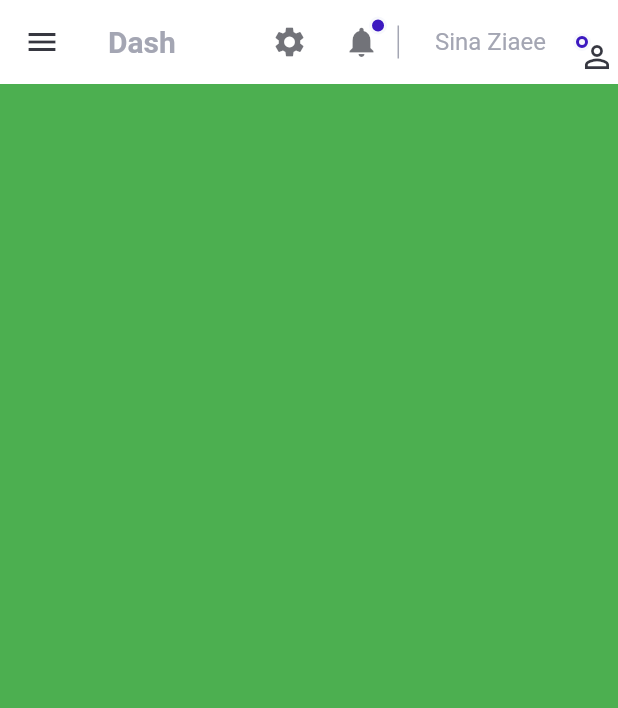
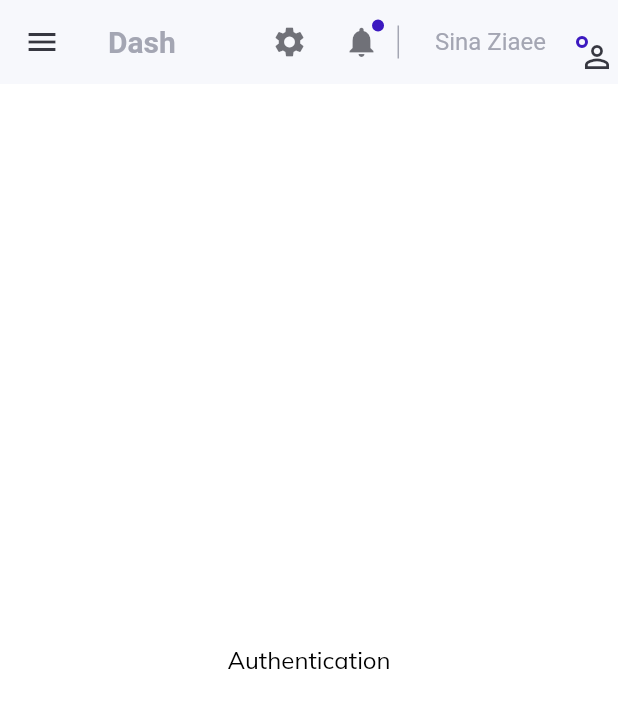
Before and after one commit to sinaziaee/tenat, a Flutter app: the screen it shows after launch, in the side drawer, after a tap on "Log Out", on a phone screen of 412 x 824 dp. Shown: the top 708 px of the screen. Run offline on Flutter 3.47's test engine with Material 2 defaults, Android fonts, the phone set to English and light mode, and no system bars; our stand-ins replace get, google_fonts; missing offline and left inert: graphview.

Commit message:
added screen routers and change the pages

```diff
--- a/lib/constants/controllers.dart
+++ b/lib/constants/controllers.dart
@@ -1,5 +1,7 @@
 // in here we define controller instances
 
 import 'package:tenat/controllers/menu_controller.dart';
+import 'package:tenat/controllers/navigation_controller.dart';
 
 MenuController menuController = MenuController.instance;
+NavigationController navigationController = NavigationController.instance;
--- /dev/null
+++ b/lib/controllers/navigation_controller.dart
@@ -0,0 +1,15 @@
+import 'package:flutter/cupertino.dart';
+import 'package:get/get.dart';
+
+class NavigationController extends GetxController{
+  static NavigationController instance = Get.find();
+  final GlobalKey<NavigatorState> navigateKey = GlobalKey(); // to use local navigator for app to know which navigator we're going to change screen
+
+  Future<dynamic> navigateTo(String route){
+    return navigateKey.currentState!.pushNamed(route); // adding null check to the target
+  }
+
+  goBack(){
+    return navigateKey.currentState!.pop();
+  }
+}
--- /dev/null
+++ b/lib/helpers/local_navigator.dart
@@ -0,0 +1,12 @@
+import 'package:flutter/material.dart';
+import 'package:tenat/constants/controllers.dart';
+import 'package:tenat/routing/router.dart';
+import 'package:tenat/routing/routes.dart';
+
+Navigator localNavigator() {
+  return Navigator(
+    key: navigationController.navigateKey,
+    initialRoute: OverViewPageRoute,
+    onGenerateRoute: generateRoute,
+  );
+}
--- a/lib/main.dart
+++ b/lib/main.dart
@@ -2,11 +2,13 @@ import 'package:flutter/material.dart';
 import 'package:get/get.dart';
 import 'package:google_fonts/google_fonts.dart';
 import 'package:tenat/controllers/menu_controller.dart';
+import 'package:tenat/controllers/navigation_controller.dart';
 
 import 'layout.dart';
 
 void main(){
   Get.put(MenuController());
+  Get.put(NavigationController());
   runApp(
     MyApp(),
   );
--- /dev/null
+++ b/lib/pages/authentication/authentication.dart
@@ -0,0 +1,15 @@
+import 'package:flutter/material.dart';
+import 'package:tenat/widgets/custom_text.dart';
+
+class AuthenticationPage extends StatelessWidget {
+  const AuthenticationPage({Key? key}) : super(key: key);
+
+  @override
+  Widget build(BuildContext context) {
+    return Center(
+      child: CustomText(
+        text: 'Authentication',
+      ),
+    );
+  }
+}
--- /dev/null
+++ b/lib/pages/overview/overview.dart
@@ -0,0 +1,15 @@
+import 'package:flutter/material.dart';
+import 'package:tenat/widgets/custom_text.dart';
+
+class OverViewPage extends StatelessWidget {
+  const OverViewPage({Key? key}) : super(key: key);
+
+  @override
+  Widget build(BuildContext context) {
+    return Center(
+      child: CustomText(
+        text: 'Overview',
+      ),
+    );
+  }
+}
--- /dev/null
+++ b/lib/routing/router.dart
@@ -0,0 +1,31 @@
+import 'package:flutter/material.dart';
+import 'package:tenat/pages/authentication/authentication.dart';
+import 'package:tenat/pages/clients/clients.dart';
+import 'package:tenat/pages/drivers/drivers.dart';
+import 'package:tenat/routing/routes.dart';
+import 'package:tenat/pages/overview/overview.dart';
+import 'package:tenat/routing/routes.dart';
+
+// returns
+Route<dynamic> generateRoute(RouteSettings settings) {
+  switch (settings.name) {
+    case OverViewPageRoute:
+      return getPageRoute(OverViewPage());
+    case DriversPageRoute:
+      return getPageRoute(DriversPage());
+    case ClientsPageRoute:
+      return getPageRoute(ClientsPage());
+    case AuthenticationPageRoute:
+      return getPageRoute(AuthenticationPage());
+    default:
+      return getPageRoute(OverViewPage());
+  }
+}
+
+PageRoute getPageRoute(Widget child) {
+  return MaterialPageRoute(
+    builder: (context) {
+      return child;
+    },
+  );
+}
--- a/lib/widgets/large_screen.dart
+++ b/lib/widgets/large_screen.dart
@@ -1,4 +1,5 @@
 import 'package:flutter/material.dart';
+import 'package:tenat/helpers/local_navigator.dart';
 
 import 'side_menu.dart';
 
@@ -15,9 +16,7 @@ class LargeScreen extends StatelessWidget {
         ),
         Expanded(
           flex: 5,
-          child: Container(
-            color: Colors.blue,
-          ),
+          child: localNavigator(),
         ),
       ],
     );
--- a/lib/widgets/side_menu.dart
+++ b/lib/widgets/side_menu.dart
@@ -77,7 +77,7 @@ class SideMenu extends StatelessWidget {
       color: light,
       child: ListView(
         children: [
-          if (ResponsiveWidget.isSmallScreen(context))
+          if (ResponsiveWidget.isSmallScreen(context)) ...[
             Column(
               children: [
                 SizedBox(
@@ -113,6 +113,7 @@ class SideMenu extends StatelessWidget {
             Divider(
               color: lightGrey.withOpacity(.1),
             ),
+          ],
           Column(
             mainAxisSize: MainAxisSize.min,
             children: [
@@ -128,6 +129,7 @@ class SideMenu extends StatelessWidget {
                       if (ResponsiveWidget.isSmallScreen(context)) {
                         Get.back();
                       }
+                      navigationController.navigateTo(itemName);
                     }
                   },
                 ),
--- a/lib/widgets/small_screen.dart
+++ b/lib/widgets/small_screen.dart
@@ -1,13 +1,11 @@
 import 'package:flutter/material.dart';
+import 'package:tenat/helpers/local_navigator.dart';
 
 class SmallScreen extends StatelessWidget {
   const SmallScreen({Key? key}) : super(key: key);
 
   @override
   Widget build(BuildContext context) {
-    return Container(
-      color: Colors.green,
-      constraints: BoxConstraints.expand(),
-    );
+    return localNavigator();
   }
 }
--- a/lib/widgets/top_nav_bar.dart
+++ b/lib/widgets/top_nav_bar.dart
@@ -106,7 +106,7 @@ AppBar topNavigationBar(BuildContext context, GlobalKey<ScaffoldState> key) {
       ],
     ),
     elevation: 0,
-    backgroundColor: Colors.transparent,
+    backgroundColor: light,
     iconTheme: IconThemeData(
       color: dark,
     ),
```
Also changed, not shown: lib/pages/clients/clients.dart (added, +15 -0 lines), lib/pages/drivers/drivers.dart (added, +15 -0 lines). Lines whose indentation alone changed are shown as unchanged.
